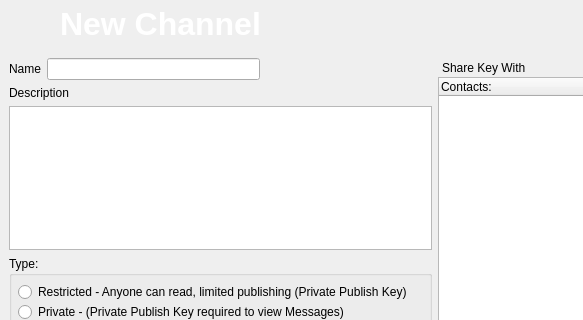
Old version of the form retroshare-gui/src/gui/channels/CreateChannel.ui in the repository RetroShare/RetroShare; both pictures show x 0 to 583 and y 0 to 320 of the 703 by 611 pixel window.
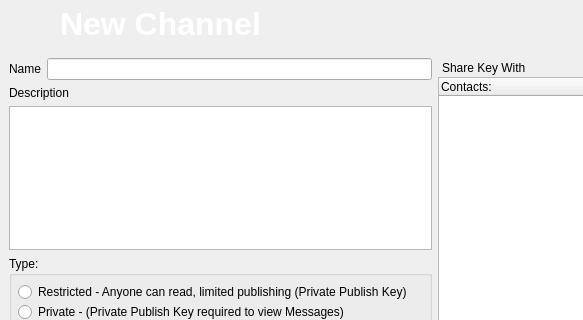
New version of the form. Icons and pictures are not drawn.

Commit message: fixed the QLineEdit to stretch

```diff
--- a/retroshare-gui/src/gui/channels/CreateChannel.ui
+++ b/retroshare-gui/src/gui/channels/CreateChannel.ui
@@ -102,7 +102,7 @@
       <enum>QFrame::Raised</enum>
      </property>
      <layout class="QGridLayout" name="gridLayout_5">
-      <item row="0" column="0">
+      <item row="0" column="0" colspan="3">
        <layout class="QHBoxLayout" name="horizontalLayout">
         <item>
          <widget class="QLabel" name="label">
```
Left out of the diff: 1 changed line with no effect on the pictures.
